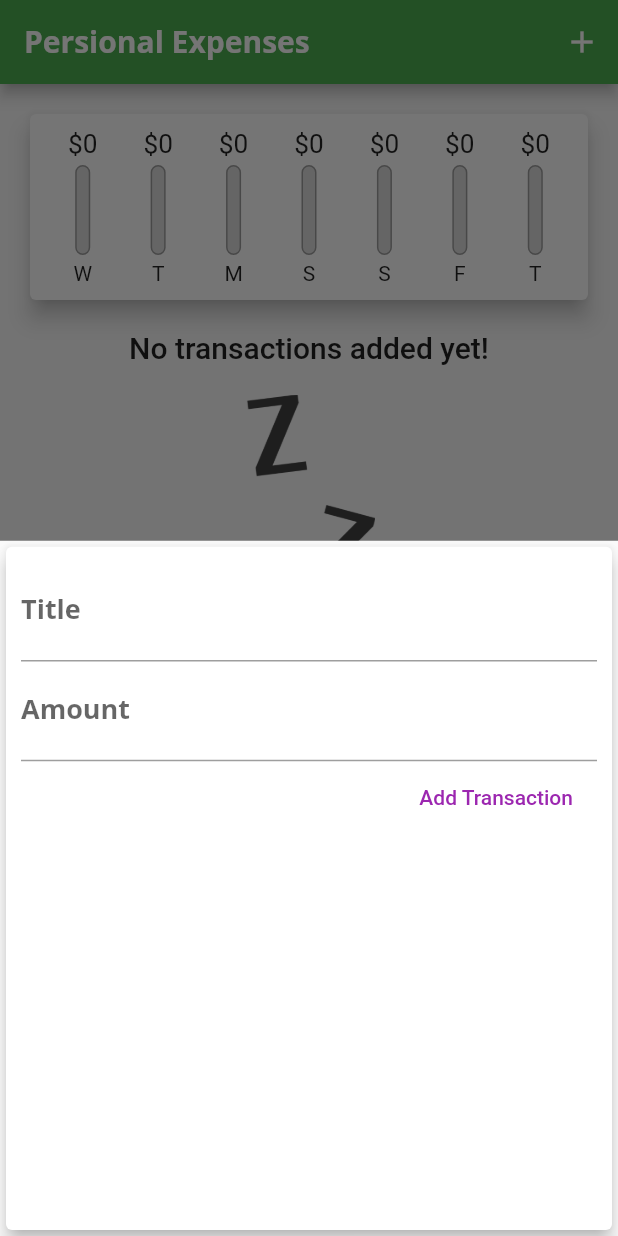
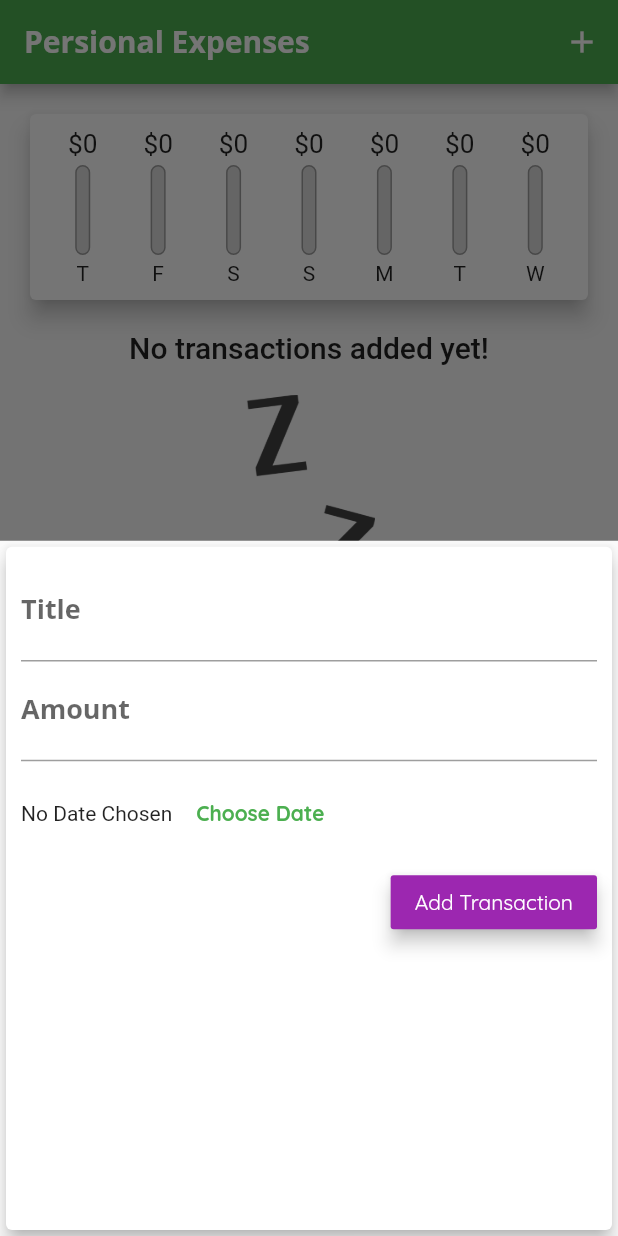
Before and after one commit to DuongYi/Flutter-Tutorial, a Flutter app: the screen it shows after launch, after a tap on the "add" icon, on a phone screen of 412 x 824 dp. Run offline on Flutter 3.47's test engine with Material 2 defaults, Android fonts, the phone set to English and light mode, and no system bars.

Commit message:
Started with Date Selection

```diff
--- a/lib/main.dart
+++ b/lib/main.dart
@@ -23,6 +23,7 @@ class MyApp extends StatelessWidget {
                 fontWeight: FontWeight.bold,
                 fontSize: 18,
               ),
+              button: TextStyle(color: Colors.white),
             ),
         appBarTheme: AppBarTheme(
           toolbarTextStyle: ThemeData.light()
--- a/lib/widgets/chart.dart
+++ b/lib/widgets/chart.dart
@@ -28,7 +28,7 @@ class Chart extends StatelessWidget {
         'day': DateFormat.E().format(weekDay).substring(0, 1),
         'amount': totalSum,
       };
-    });
+    }).reversed.toList();
   }
 
   double get totalSpending {
--- a/lib/widgets/new_transaction.dart
+++ b/lib/widgets/new_transaction.dart
@@ -51,9 +51,27 @@ class _NewTransactionState extends State<NewTransaction> {
               onSubmitted: (_) => sumbitData(),
               // onChanged: (value) => amountInput = value,
             ),
-            FlatButton(
+            SizedBox(
+              height: 70,
+              child: Row(
+                children: <Widget>[
+                  const Text('No Date Chosen'),
+                  FlatButton(
+                    textColor: Theme.of(context).colorScheme.primary,
+                    child: const Text(
+                      'Choose Date',
+                      style: TextStyle(fontWeight: FontWeight.bold),
+                    ),
+                    onPressed: () => {},
+                  ),
+                ],
+              ),
+            ),
+            RaisedButton(
               onPressed: sumbitData,
-              textColor: Colors.purple,
+              color: Colors.purple,
+              textColor: Theme.of(context).textTheme.button?.color,
+              elevation: 5,
               child: const Text('Add Transaction'),
             )
           ],
```
